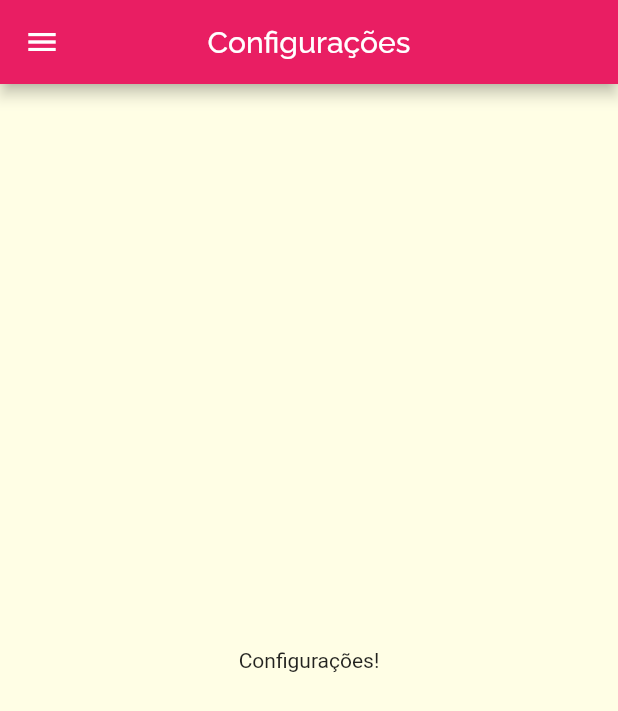
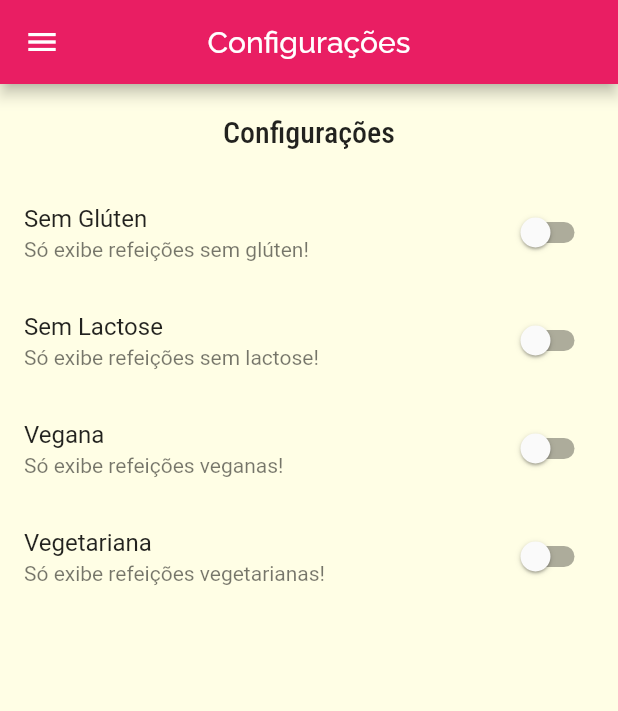
Before and after one commit to divinor07/meals, a Flutter app: the SettingsScreen screen opened by its route, on a phone screen of 412 x 824 dp. Shown: the top 711 px of the screen. Run offline on Flutter 3.47's test engine with Material 2 defaults, Android fonts, the phone set to English and light mode, and no system bars; network calls fail.

Commit message:
Creating SettingsScreen

```diff
--- /dev/null
+++ b/lib/models/settings.dart
@@ -0,0 +1,13 @@
+class Settings {
+  bool isGlutenFree;
+  bool isLactoseFree;
+  bool isVegan;
+  bool isVegetarian;
+
+  Settings({
+    this.isGlutenFree = false,
+    this.isLactoseFree = false,
+    this.isVegan = false,
+    this.isVegetarian = false,
+  });
+}
--- a/lib/screens/meal_detail_screen.dart
+++ b/lib/screens/meal_detail_screen.dart
@@ -80,6 +80,10 @@ class MealDetailScreen extends StatelessWidget {
           ],
         ),
       ),
+      floatingActionButton: FloatingActionButton(
+        child: Icon(Icons.star),
+        onPressed: () {},
+      ),
     );
   }
 }
--- a/lib/screens/settings_screen.dart
+++ b/lib/screens/settings_screen.dart
@@ -1,7 +1,29 @@
 import 'package:flutter/material.dart';
 import 'package:meals/components/main_drawer.dart';
+import 'package:meals/models/settings.dart';
 
-class SettingsScreen extends StatelessWidget {
+class SettingsScreen extends StatefulWidget {
+  @override
+  _SettingsScreenState createState() => _SettingsScreenState();
+}
+
+class _SettingsScreenState extends State<SettingsScreen> {
+  var settings = Settings();
+
+  Widget _createSwitch(
+    String title,
+    String subtitle,
+    bool value,
+    Function onChanged,
+  ) {
+    return SwitchListTile(
+      title: Text(title),
+      subtitle: Text(subtitle),
+      value: value,
+      onChanged: onChanged,
+    );
+  }
+
   @override
   Widget build(BuildContext context) {
     return Scaffold(
@@ -10,9 +32,46 @@ class SettingsScreen extends StatelessWidget {
           centerTitle: true,
         ),
         drawer: MainDrawer(),
-      body: Center(
-        child: Text('Configurações!'),
+        body: Column(
+          children: <Widget>[
+            Container(
+              padding: EdgeInsets.all(20),
+              child: Text(
+                'Configurações',
+                style: Theme.of(context).textTheme.headline6,
               ),
-    );
+            ),
+            Expanded(
+              child: ListView(
+                children: <Widget>[
+                  _createSwitch(
+                    'Sem Glúten',
+                    'Só exibe refeições sem glúten!',
+                    settings.isGlutenFree,
+                    (value) => setState(() => settings.isGlutenFree = value),
+                  ),
+                  _createSwitch(
+                    'Sem Lactose',
+                    'Só exibe refeições sem lactose!',
+                    settings.isLactoseFree,
+                    (value) => setState(() => settings.isLactoseFree = value),
+                  ),
+                  _createSwitch(
+                    'Vegana',
+                    'Só exibe refeições veganas!',
+                    settings.isVegan,
+                    (value) => setState(() => settings.isVegan = value),
+                  ),
+                  _createSwitch(
+                    'Vegetariana',
+                    'Só exibe refeições vegetarianas!',
+                    settings.isVegetarian,
+                    (value) => setState(() => settings.isVegetarian = value),
+                  ),
+                ],
+              ),
+            ),
+          ],
+        ));
   }
 }
```
Lines whose indentation alone changed are shown as unchanged.
